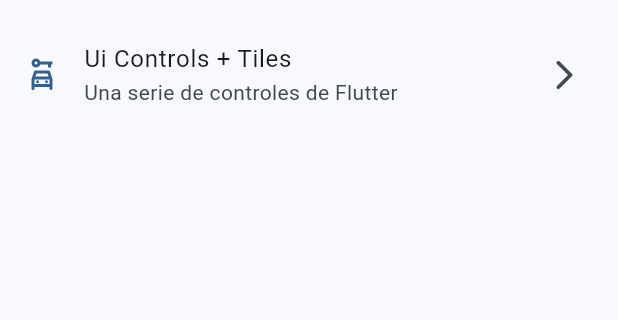
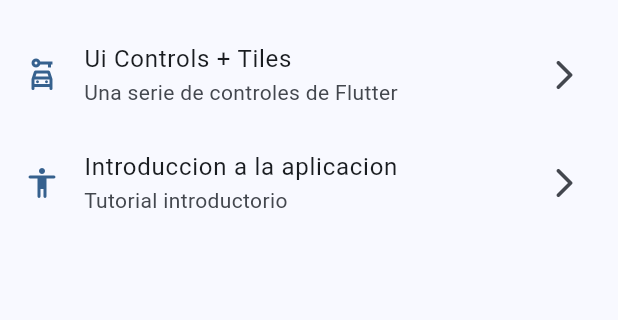
Before and after one commit to Federicoegas001/widget_app, a Flutter app: the screen it shows after launch, on a phone screen of 412 x 824 dp, the part 603-923 px from its top. Run offline on Flutter 3.47's test engine with Material 3 defaults, Android fonts, the phone set to English and light mode, and no system bars; our stand-ins replace go_router.

Commit message:
app tutorial terminado

```diff
--- a/lib/config/menu/menu_item.dart
+++ b/lib/config/menu/menu_item.dart
@@ -49,5 +49,11 @@ const List<MenuItem> appMenuItems = [
     subtitle: 'Una serie de controles de Flutter',
     link: '/ui-controls',
     icon: Icons.car_rental_outlined,
+  ),
+  MenuItem(
+    title: 'Introduccion a la aplicacion',
+    subtitle: 'Tutorial introductorio',
+    link: '/tutorial',
+    icon: Icons.accessibility_rounded,
   )
 ];
--- a/lib/config/router/app_router.dart
+++ b/lib/config/router/app_router.dart
@@ -30,5 +30,9 @@ final appRouter = GoRouter(routes: [
   GoRoute(
     path: '/ui-controls',
     builder: (context, state) => const UiControlsScreen(),
+  ),
+  GoRoute(
+    path: '/tutorial',
+    builder: (context, state) => const AppTutorialScreen(),
   )
 ]);
```
